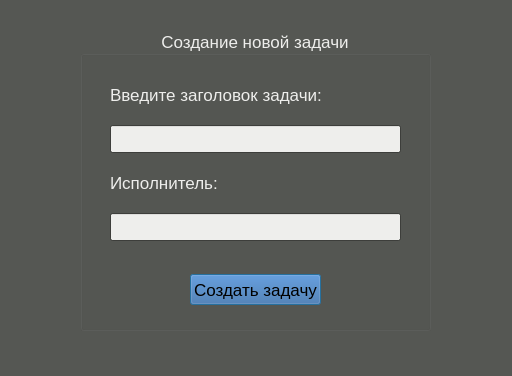
Old version of the form client/ui_lib/taskcreatedialog.ui in the repository xpewa/TaskMessenger.
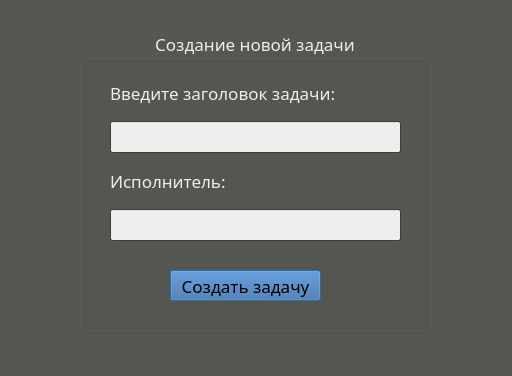
New version of the form.

What changed in the file:
```diff
--- a/client/ui_lib/taskcreatedialog.ui
+++ b/client/ui_lib/taskcreatedialog.ui
@@ -157,6 +157,7 @@
   </property>
   <property name="font">
    <font>
+    <family>Waree</family>
     <pointsize>13</pointsize>
    </font>
   </property>
@@ -181,9 +182,9 @@
    <widget class="QPushButton" name="buttonCreateTask">
     <property name="geometry">
      <rect>
-      <x>110</x>
-      <y>244</y>
-      <width>131</width>
+      <x>90</x>
+      <y>240</y>
+      <width>151</width>
       <height>31</height>
      </rect>
     </property>
```
